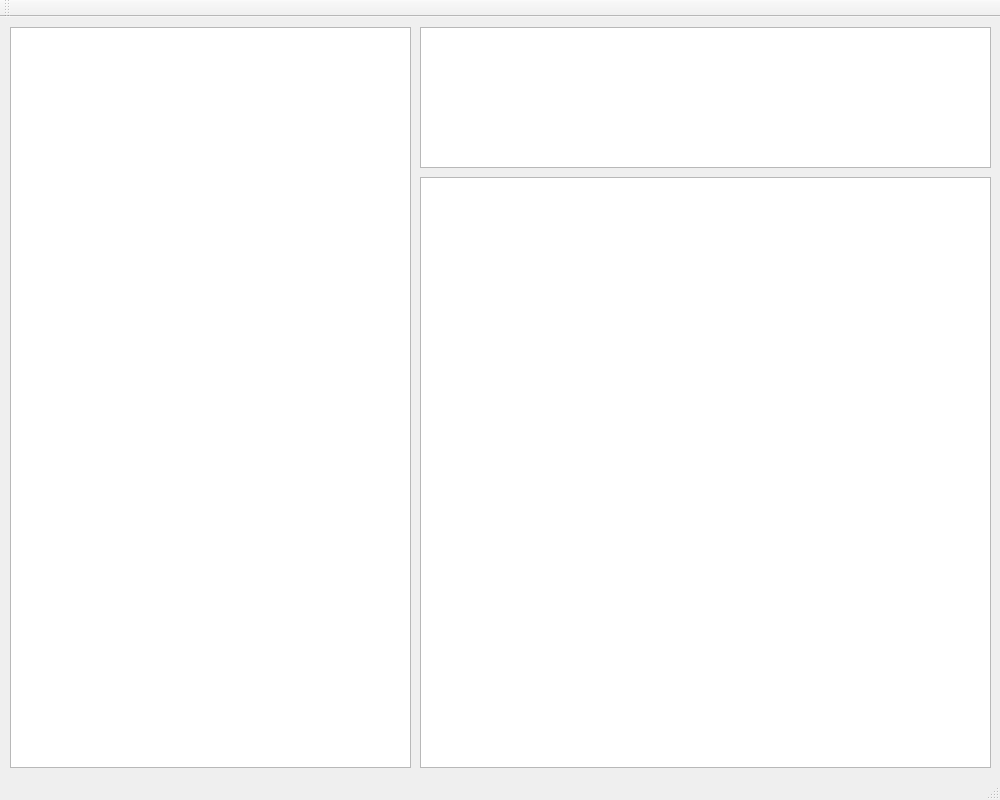
Old version of the form mainwindow.ui in the repository dmytra/svg_viewer_in_table.
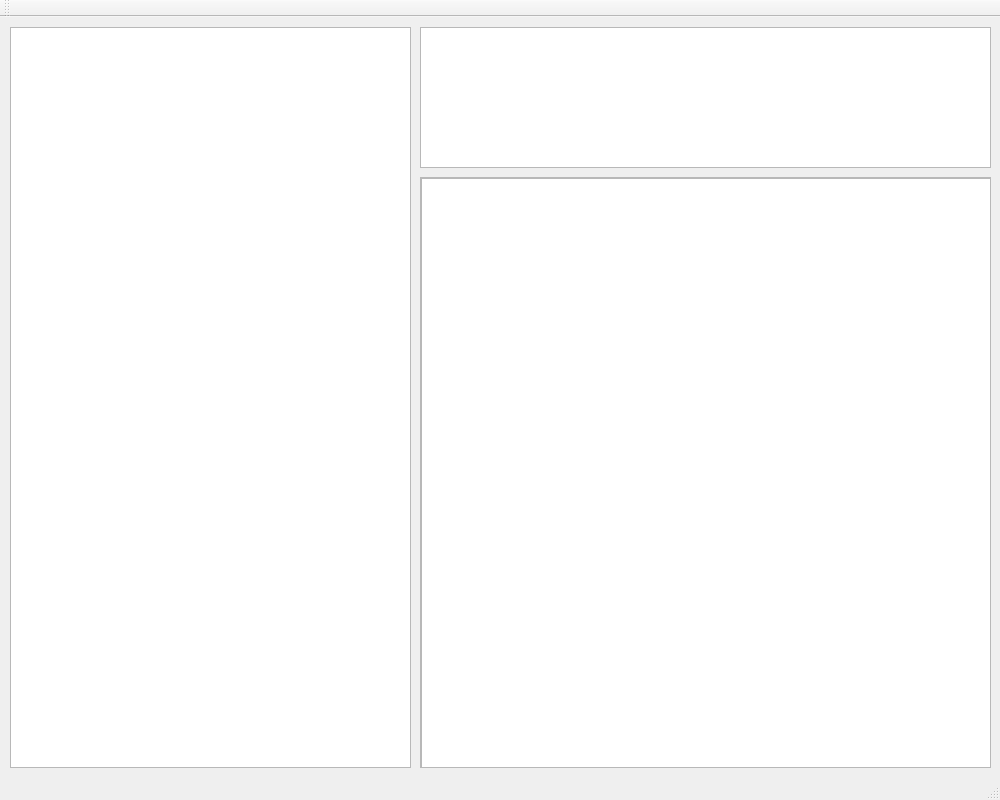
New version of the form.

```diff
--- a/mainwindow.ui
+++ b/mainwindow.ui
@@ -34,7 +34,7 @@
      </rect>
     </property>
    </widget>
-   <widget class="QGraphicsView" name="graphicsView">
+   <widget class="QScrollArea" name="scrollArea">
     <property name="geometry">
      <rect>
       <x>420</x>
@@ -43,6 +43,29 @@
       <height>591</height>
      </rect>
     </property>
+    <property name="widgetResizable">
+     <bool>true</bool>
+    </property>
+    <widget class="QWidget" name="scrollAreaWidgetContents">
+     <property name="geometry">
+      <rect>
+       <x>0</x>
+       <y>0</y>
+       <width>569</width>
+       <height>589</height>
+      </rect>
+     </property>
+     <widget class="QGraphicsView" name="graphicsView">
+      <property name="geometry">
+       <rect>
+        <x>0</x>
+        <y>0</y>
+        <width>571</width>
+        <height>591</height>
+       </rect>
+      </property>
+     </widget>
+    </widget>
    </widget>
   </widget>
   <widget class="QStatusBar" name="statusbar"/>
```
